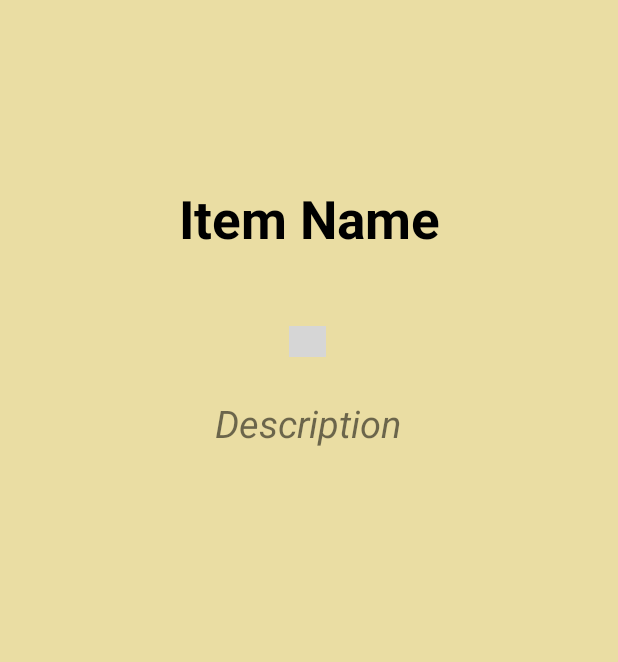
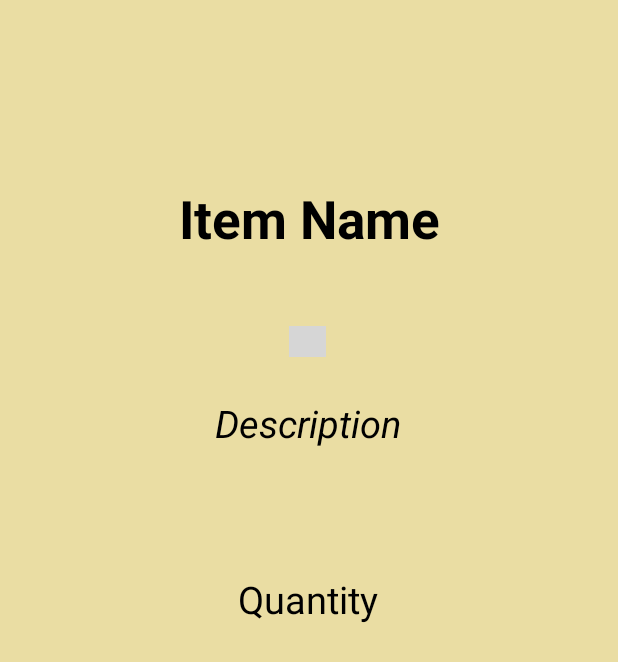
Before and after one commit to lsir6198/kodego.inventoryapp.siroy, an Android app: the layout activity_product_detail.xml on its own in the app's theme, with its tools: preview values and no code run, on a phone screen of 412 x 824 dp. Shown: the top 662 px of the screen. Run offline under Robolectric (Android 15) with nearby library versions, the light colour scheme and no system bars; grey boxes are pictures that could not be loaded.

Commit message:
Inventory

```diff
--- a/app/src/main/java/com/kodego/inventory/app/siroy/ProductDetailActivity.kt
+++ b/app/src/main/java/com/kodego/inventory/app/siroy/ProductDetailActivity.kt
@@ -13,10 +13,11 @@ class ProductDetailActivity : AppCompatActivity() {
         var itemName: String? = intent.getStringExtra("itemName")
         var itemDescription : String? = intent.getStringExtra("itemDescription")
         var imageName: Int = intent.getIntExtra("imgProduct", 0)
+        var quantity: Int = intent.getIntExtra("txtvQuantity", 0)
 
         binding.imageName.setImageResource(imageName)
         binding.txtItemName2.text = itemName
         binding.txtDescription2.text = itemDescription
-
+        binding.txtvQuantity.text = quantity.toString()
     }
 }
--- a/app/src/main/res/layout/activity_product_detail.xml
+++ b/app/src/main/res/layout/activity_product_detail.xml
@@ -40,6 +40,7 @@
         android:layout_width="wrap_content"
         android:layout_height="wrap_content"
         android:text="Description"
+        android:textColor="@color/black"
         android:textSize="25sp"
         android:textStyle="italic"
         app:layout_constraintBottom_toBottomOf="parent"
@@ -48,4 +49,18 @@
         app:layout_constraintStart_toStartOf="parent"
         app:layout_constraintTop_toBottomOf="@+id/imageName"
         app:layout_constraintVertical_bias="0.048" />
+
+    <TextView
+        android:id="@+id/txtvQuantity"
+        android:layout_width="wrap_content"
+        android:layout_height="wrap_content"
+        android:text="Quantity"
+        android:textColor="@color/black"
+        android:textSize="25sp"
+        app:layout_constraintBottom_toBottomOf="parent"
+        app:layout_constraintEnd_toEndOf="parent"
+        app:layout_constraintHorizontal_bias="0.498"
+        app:layout_constraintStart_toStartOf="parent"
+        app:layout_constraintTop_toBottomOf="@+id/txtDescription2"
+        app:layout_constraintVertical_bias="0.169" />
 </androidx.constraintlayout.widget.ConstraintLayout>
--- /dev/null
+++ b/app/src/main/res/layout/add_dialog.xml
@@ -0,0 +1,6 @@
+<?xml version="1.0" encoding="utf-8"?>
+<androidx.constraintlayout.widget.ConstraintLayout xmlns:android="http://schemas.android.com/apk/res/android"
+             android:layout_width="match_parent"
+             android:layout_height="match_parent">
+
+</androidx.constraintlayout.widget.ConstraintLayout>
--- /dev/null
+++ b/app/src/main/res/layout/quantity_dialog.xml
@@ -0,0 +1,6 @@
+<?xml version="1.0" encoding="utf-8"?>
+<androidx.constraintlayout.widget.ConstraintLayout xmlns:android="http://schemas.android.com/apk/res/android"
+             android:layout_width="match_parent"
+             android:layout_height="match_parent">
+
+</androidx.constraintlayout.widget.ConstraintLayout>
```
Also changed, not shown: app/src/main/java/com/kodego/inventory/app/siroy/HomePageActivity.kt (+63 -5 lines), app/src/main/res/layout/activity_home_page.xml (+17 -2 lines).
